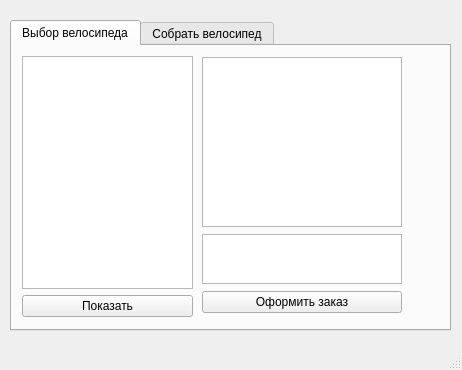
Old version of the form windowklient.ui in the repository IraSoro/bike-store-database.
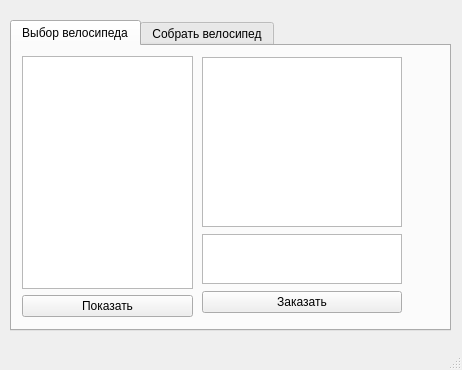
New version of the form.

What changed in the file:
```diff
--- a/windowklient.ui
+++ b/windowklient.ui
@@ -103,7 +103,7 @@
           </size>
          </property>
          <property name="text">
-          <string>Оформить заказ</string>
+          <string>Заказать</string>
          </property>
         </widget>
        </item>
```
